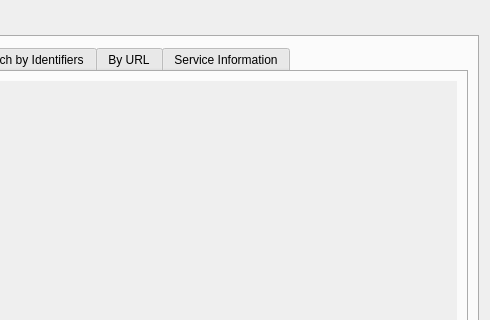
Above: qquake/ui/qquake_dialog_base.ui from INGV/qquake before the change; both pictures show x 529 to 1019 and y 0 to 320 of the 1019 by 512 pixel window. Below: the same form after it.
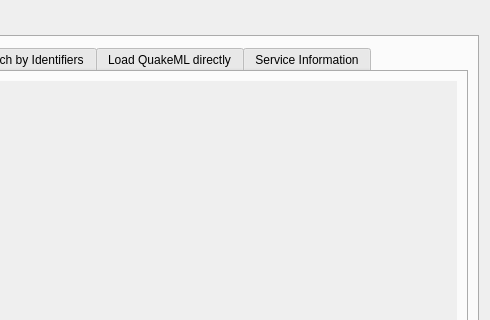
That is the form after the change.

Commit message: Updated the label for loading QuakeML

```diff
--- a/qquake/ui/qquake_dialog_base.ui
+++ b/qquake/ui/qquake_dialog_base.ui
@@ -224,7 +224,7 @@
              </widget>
              <widget class="QWidget" name="tab_14">
               <attribute name="title">
-               <string>By URL</string>
+               <string>Load QuakeML directly</string>
               </attribute>
               <layout class="QVBoxLayout" name="verticalLayout_21">
                <item>
```
Left out of the diff: 2 changed lines with no effect on the pictures.
